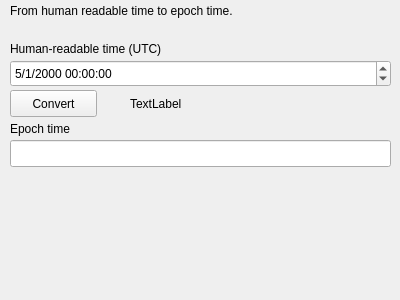
Above: humantoepoch.ui from jackodirks/EpochTimeConverter before the change. Below: the same form after it.
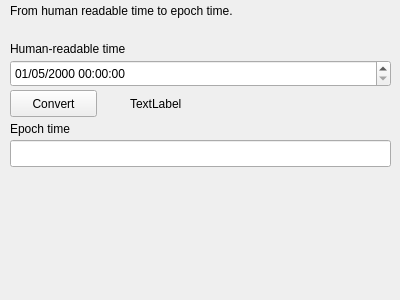
That is the form after the change.

Diff of the .ui file:
```diff
--- a/humantoepoch.ui
+++ b/humantoepoch.ui
@@ -66,7 +66,7 @@
     </date>
    </property>
    <property name="displayFormat">
-    <string>M/d/yyyy hh:mm:ss </string>
+    <string>dd/MM/yyyy hh:mm:ss </string>
    </property>
   </widget>
   <widget class="QLabel" name="label_2">
@@ -79,7 +79,7 @@
     </rect>
    </property>
    <property name="text">
-    <string>Human-readable time (UTC)</string>
+    <string>Human-readable time</string>
    </property>
   </widget>
   <widget class="QLabel" name="labelError">
```
